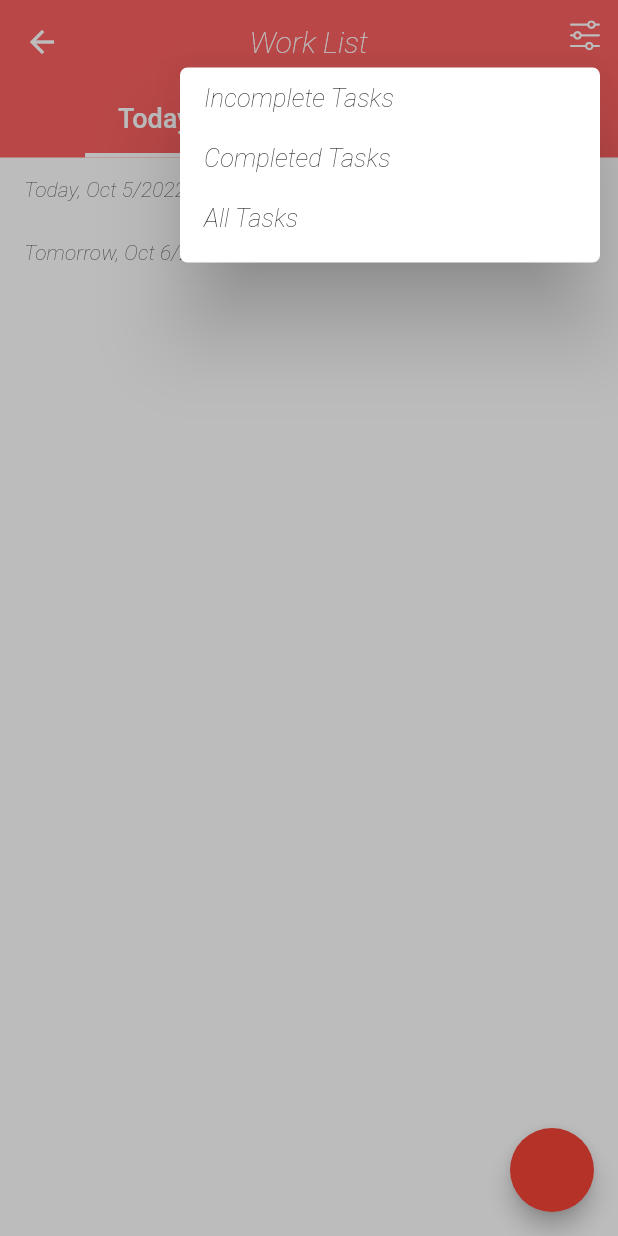
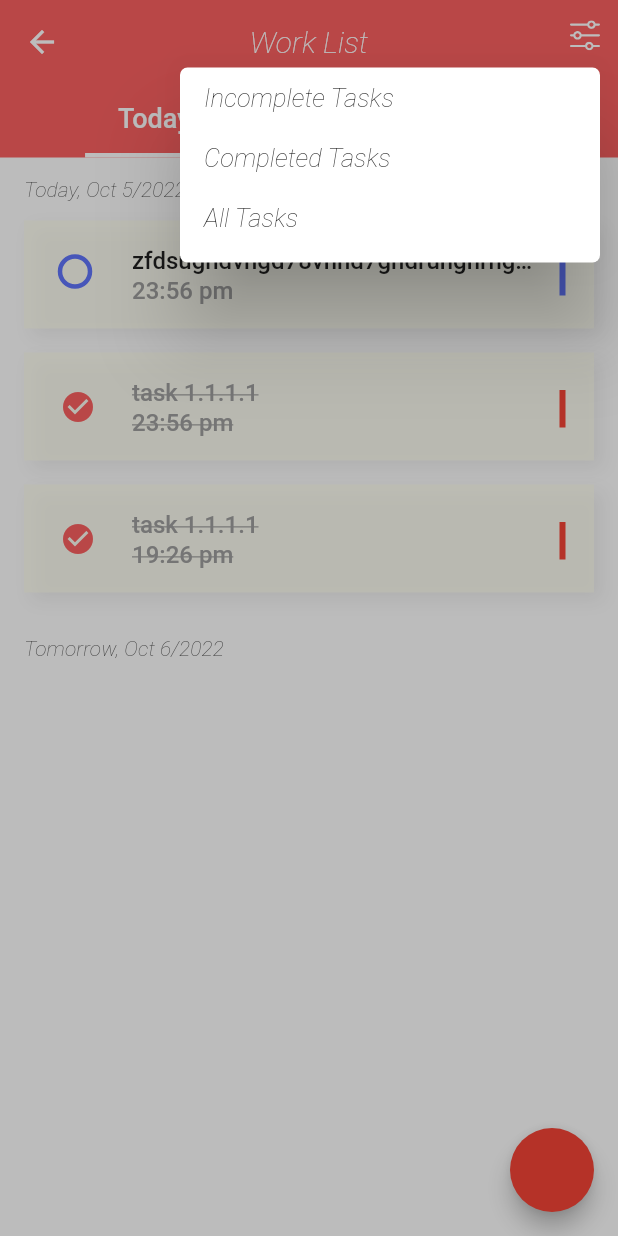
Before and after one commit to storm265/tasker, a Flutter app: the TasksPage screen opened by its route, after a tap on an icon or button, on a phone screen of 412 x 824 dp. Run offline on Flutter 3.47's test engine with Material 2 defaults, Android fonts, the light colour scheme and no system bars; drawn by our look-alikes of flutter_slidable; our stand-ins replace cached_network_image, dio, easy_localization, file_picker, flutter_dotenv, flutter_secure_storage and 4 more; missing offline and left inert: http_proxy, network_info_plus; accounts and stored records are empty.

Commit message:
view task refactor

```diff
--- a/lib/database/data_source/task_data_source.dart
+++ b/lib/database/data_source/task_data_source.dart
@@ -1,6 +1,7 @@
 import 'dart:developer';
 import 'dart:io';
 import 'package:dio/dio.dart';
+import 'package:intl/intl.dart';
 import 'package:todo2/database/database_scheme/task_schemes/task_scheme.dart';
 import 'package:todo2/services/error_service/error_service.dart';
 import 'package:todo2/services/navigation_service/network_error_service.dart';
@@ -26,7 +27,7 @@ abstract class TaskDataSource {
     required String assignedTo,
     required String projectId,
     required String taskId,
-    required String?  dueDate,
+    required String? dueDate,
     List<String>? members,
   });
 
@@ -143,7 +144,7 @@ class TaskDataSourceImpl implements TaskDataSource {
     required String? assignedTo,
     required String projectId,
     required String taskId,
-    required String?  dueDate,
+    required String? dueDate,
     List<String>? members,
   }) async {
     try {
@@ -227,6 +228,9 @@ class TaskDataSourceImpl implements TaskDataSource {
     }
   }
 
+//FAKE data
+  final now = DateFormat('yyyy-MM-dd').format(DateTime.now());
+  final url = 'https://images7.alphacoders.com/522/thumb-1920-522305.jpg';
   @override
   Future<List<dynamic>> fetchUserTasks() async {
     try {
@@ -240,12 +244,13 @@ class TaskDataSourceImpl implements TaskDataSource {
           requestOptions: RequestOptions(path: ''),
           statusCode: 200,
           data: {
-            //2022-10-04
+            //2022-10-05
             "data": [
               {
                 "id": "94f11b2f-c183-48f2-b4c4-ef8321890cf6",
-                "title": "task 1.1.1.2",
-                "due_date": "2022-10-04T23:56:02.394631",
+                "title":
+                    "zfdsughdvhgd78vhnd7ghdruhghrhgrhguhrhgruhruhguhdhguhirghidr5tyvdnvg",
+                "due_date": "${now}T23:56:02.394631",
                 "description": "task1 description",
                 "assigned_to": "d96e5ab4-dc94-4388-8fb4-b9c6153714dd",
                 "is_completed": false,
@@ -262,8 +267,7 @@ class TaskDataSourceImpl implements TaskDataSource {
                   },
                   {
                     "id": "9aefe999-5358-4ee2-a463-e72bfff4dc0a",
-                    "url":
-                        "https://todolist.dev2.cogniteq.com/api/v1/tasks-attachments/9aefe999-5358-4ee2-a463-e72bfff4dc0a",
+                    "url": url,
                     "type": "IMAGE",
                     "task_id": "94f11b2f-c183-48f2-b4c4-ef8321890cf6",
                     "created_at": "2022-07-13T09:28:00.235821"
@@ -274,24 +278,21 @@ class TaskDataSourceImpl implements TaskDataSource {
                     "id": "d0712893-00b7-4658-8227-2957ef11cad0",
                     "email": "andrei.kastsiuk2@cogniteq.com",
                     "username": "andreikastsiuk",
-                    "avatar_url":
-                        "https://todolist.dev2.cogniteq.com/api/v1/users-avatar/d0712893-00b7-4658-8227-2957ef11cad0",
+                    "avatar_url": url,
                     "created_at": "2022-07-13T09:16:30.841251"
                   },
                   {
                     "id": "d96e5ab4-dc94-4388-8fb4-b9c6153714dd",
                     "email": "andrei.kastsiuk3@cogniteq.com",
                     "username": "andreikastsiuk",
-                    "avatar_url":
-                        "https://todolist.dev2.cogniteq.com/api/v1/users-avatar/d96e5ab4-dc94-4388-8fb4-b9c6153714dd",
+                    "avatar_url": url,
                     "created_at": "2022-07-13T09:16:33.113941"
                   },
                   {
                     "id": "4a6af995-3111-4dc6-ab09-a1abc02e7892",
                     "email": "andrei.kastsiuk5@cogniteq.com",
                     "username": "andreikastsiuk",
-                    "avatar_url":
-                        "https://todolist.dev2.cogniteq.com/api/v1/users-avatar/4a6af995-3111-4dc6-ab09-a1abc02e7892",
+                    "avatar_url": url,
                     "created_at": "2022-07-13T09:16:35.924425"
                   }
                 ],
@@ -328,7 +329,7 @@ class TaskDataSourceImpl implements TaskDataSource {
               {
                 "id": "94f11b2f-c183-48f2-b4c4-ef8321890cf6",
                 "title": "task 1.1.1.1",
-                "due_date": "2022-10-04T23:56:02.394631",
+                "due_date": "${now}T23:56:02.394631",
                 "description": "task1 description",
                 "assigned_to": "d96e5ab4-dc94-4388-8fb4-b9c6153714dd",
                 "is_completed": true,
@@ -357,24 +358,21 @@ class TaskDataSourceImpl implements TaskDataSource {
                     "id": "d0712893-00b7-4658-8227-2957ef11cad0",
                     "email": "andrei.kastsiuk2@cogniteq.com",
                     "username": "andreikastsiuk",
-                    "avatar_url":
-                        "https://todolist.dev2.cogniteq.com/api/v1/users-avatar/d0712893-00b7-4658-8227-2957ef11cad0",
+                    "avatar_url": url,
                     "created_at": "2022-07-13T09:16:30.841251"
                   },
                   {
                     "id": "d96e5ab4-dc94-4388-8fb4-b9c6153714dd",
                     "email": "andrei.kastsiuk3@cogniteq.com",
                     "username": "andreikastsiuk",
-                    "avatar_url":
-                        "https://todolist.dev2.cogniteq.com/api/v1/users-avatar/d96e5ab4-dc94-4388-8fb4-b9c6153714dd",
+                    "avatar_url": url,
                     "created_at": "2022-07-13T09:16:33.113941"
                   },
                   {
                     "id": "4a6af995-3111-4dc6-ab09-a1abc02e7892",
                     "email": "andrei.kastsiuk5@cogniteq.com",
                     "username": "andreikastsiuk",
-                    "avatar_url":
-                        "https://todolist.dev2.cogniteq.com/api/v1/users-avatar/4a6af995-3111-4dc6-ab09-a1abc02e7892",
+                    "avatar_url": url,
                     "created_at": "2022-07-13T09:16:35.924425"
                   }
                 ],
@@ -410,7 +408,7 @@ class TaskDataSourceImpl implements TaskDataSource {
               {
                 "id": "94f11b2f-c183-48f2-b4c4-ef8321890cf6",
                 "title": "task 1.1.1.1",
-                "due_date": "2022-10-04T23:56:02.394631",
+                "due_date": "${now}T19:26:02.394631",
                 "description": "task1 description",
                 "assigned_to": "d96e5ab4-dc94-4388-8fb4-b9c6153714dd",
                 "is_completed": true,
@@ -439,24 +437,21 @@ class TaskDataSourceImpl implements TaskDataSource {
                     "id": "d0712893-00b7-4658-8227-2957ef11cad0",
                     "email": "andrei.kastsiuk2@cogniteq.com",
                     "username": "andreikastsiuk",
-                    "avatar_url":
-                        "https://todolist.dev2.cogniteq.com/api/v1/users-avatar/d0712893-00b7-4658-8227-2957ef11cad0",
+                    "avatar_url": url,
                     "created_at": "2022-07-13T09:16:30.841251"
                   },
                   {
                     "id": "d96e5ab4-dc94-4388-8fb4-b9c6153714dd",
                     "email": "andrei.kastsiuk3@cogniteq.com",
                     "username": "andreikastsiuk",
-                    "avatar_url":
-                        "https://todolist.dev2.cogniteq.com/api/v1/users-avatar/d96e5ab4-dc94-4388-8fb4-b9c6153714dd",
+                    "avatar_url": url,
                     "created_at": "2022-07-13T09:16:33.113941"
                   },
                   {
                     "id": "4a6af995-3111-4dc6-ab09-a1abc02e7892",
                     "email": "andrei.kastsiuk5@cogniteq.com",
                     "username": "andreikastsiuk",
-                    "avatar_url":
-                        "https://todolist.dev2.cogniteq.com/api/v1/users-avatar/4a6af995-3111-4dc6-ab09-a1abc02e7892",
+                    "avatar_url": url,
                     "created_at": "2022-07-13T09:16:35.924425"
                   }
                 ],
@@ -464,8 +459,8 @@ class TaskDataSourceImpl implements TaskDataSource {
               },
               {
                 "id": "94f11b2f-c183-48f2-b4c4-ef8321890cf6",
-                "title": "task 1.1.1.1",
-                "due_date": "2025-06-21T23:56:02.394631",
+                "title": "task 1.1.1.434343",
+                "due_date": "${now}T16:22:02.394631",
                 "description": "task1 description",
                 "assigned_to": "d96e5ab4-dc94-4388-8fb4-b9c6153714dd",
                 "is_completed": true,
@@ -494,16 +489,14 @@ class TaskDataSourceImpl implements TaskDataSource {
                     "id": "d0712893-00b7-4658-8227-2957ef11cad0",
                     "email": "andrei.kastsiuk2@cogniteq.com",
                     "username": "andreikastsiuk",
-                    "avatar_url":
-                        "https://todolist.dev2.cogniteq.com/api/v1/users-avatar/d0712893-00b7-4658-8227-2957ef11cad0",
+                    "avatar_url": url,
                     "created_at": "2022-07-13T09:16:30.841251"
                   },
                   {
                     "id": "d96e5ab4-dc94-4388-8fb4-b9c6153714dd",
                     "email": "andrei.kastsiuk3@cogniteq.com",
                     "username": "andreikastsiuk",
-                    "avatar_url":
-                        "https://todolist.dev2.cogniteq.com/api/v1/users-avatar/d96e5ab4-dc94-4388-8fb4-b9c6153714dd",
+                    "avatar_url": url,
                     "created_at": "2022-07-13T09:16:33.113941"
                   },
                   {
@@ -520,7 +513,7 @@ class TaskDataSourceImpl implements TaskDataSource {
               {
                 "id": "94f11b2f-c183-48f2-b4c4-ef8321890cf6",
                 "title": "task 1.1.1.1",
-                "due_date": "2025-06-21T23:56:02.394631",
+                "due_date": "${now}T11:11:02.394631",
                 "description": "task1 description",
                 "assigned_to": "d96e5ab4-dc94-4388-8fb4-b9c6153714dd",
                 "is_completed": true,
@@ -549,24 +542,21 @@ class TaskDataSourceImpl implements TaskDataSource {
                     "id": "d0712893-00b7-4658-8227-2957ef11cad0",
                     "email": "andrei.kastsiuk2@cogniteq.com",
                     "username": "andreikastsiuk",
-                    "avatar_url":
-                        "https://todolist.dev2.cogniteq.com/api/v1/users-avatar/d0712893-00b7-4658-8227-2957ef11cad0",
+                    "avatar_url": url,
                     "created_at": "2022-07-13T09:16:30.841251"
                   },
                   {
                     "id": "d96e5ab4-dc94-4388-8fb4-b9c6153714dd",
                     "email": "andrei.kastsiuk3@cogniteq.com",
                     "username": "andreikastsiuk",
-                    "avatar_url":
-                        "https://todolist.dev2.cogniteq.com/api/v1/users-avatar/d96e5ab4-dc94-4388-8fb4-b9c6153714dd",
+                    "avatar_url": url,
                     "created_at": "2022-07-13T09:16:33.113941"
                   },
                   {
                     "id": "4a6af995-3111-4dc6-ab09-a1abc02e7892",
                     "email": "andrei.kastsiuk5@cogniteq.com",
                     "username": "andreikastsiuk",
-                    "avatar_url":
-                        "https://todolist.dev2.cogniteq.com/api/v1/users-avatar/4a6af995-3111-4dc6-ab09-a1abc02e7892",
+                    "avatar_url": url,
                     "created_at": "2022-07-13T09:16:35.924425"
                   }
                 ],
--- a/lib/presentation/controller/image_picker_controller.dart
+++ b/lib/presentation/controller/image_picker_controller.dart
@@ -100,14 +100,14 @@ class FileController extends ChangeNotifier {
     try {
       FilePickerResult? result = await FilePicker.platform.pickFiles();
 
-      if (result!.files.first.size >= _maxFileSize) {
+      if (result != null && result.files.first.size >= _maxFileSize) {
         result.files.clear();
         throw MessageService.displaySnackbar(
           message: LocaleKeys.file_size_is_too_huge.tr(),
           context: context,
         );
       } else {
-        PlatformFile file = result.files.first;
+        PlatformFile file = result!.files.first;
         return file;
       }
     } catch (e) {
--- a/lib/presentation/pages/menu_pages/floating_button/pages/new_task_page/widgets/description_widgets/description_field_widget.dart
+++ b/lib/presentation/pages/menu_pages/floating_button/pages/new_task_page/widgets/description_widgets/description_field_widget.dart
@@ -29,7 +29,7 @@ class DescriptionFieldWidget extends StatelessWidget {
           DescriptionBoxWidget(
             taskController: taskController,
             hintText: hintText,
-            // LocaleKeys.write_a_comment.tr(),
+
           ),
           //   const AttachementWidget(),
           ValueListenableBuilder<List<PlatformFile>>(
--- a/lib/presentation/pages/menu_pages/floating_button/pages/new_task_page/widgets/panels/user_panel_widget.dart
+++ b/lib/presentation/pages/menu_pages/floating_button/pages/new_task_page/widgets/panels/user_panel_widget.dart
@@ -56,7 +56,6 @@ class UserPanelPickerWidget extends StatelessWidget {
                     subtitle: Text(
                       data.email,
                       style: const TextStyle(
-                        fontSize: 14,
                         fontWeight: FontWeight.w500,
                         color: Colors.black,
                       ),
--- a/lib/presentation/pages/menu_pages/profile/widgets/task_list_widgets/task_list_widget.dart
+++ b/lib/presentation/pages/menu_pages/profile/widgets/task_list_widgets/task_list_widget.dart
@@ -49,10 +49,9 @@ class TaskListWidget extends StatelessWidget {
                         color: Colors.white,
                       ),
                     ),
-                    subtitle:  Text(
+                    subtitle: Text(
                       '999 ${LocaleKeys.tasks.tr()}',
                       style: const TextStyle(
-                        fontSize: 14,
                         fontStyle: FontStyle.normal,
                         color: Colors.white,
                         fontWeight: FontWeight.w500,
--- a/lib/presentation/pages/menu_pages/task/tasks_widgets/calendar_lib/week_view.dart
+++ b/lib/presentation/pages/menu_pages/task/tasks_widgets/calendar_lib/week_view.dart
@@ -55,7 +55,6 @@ class WeekView extends StatelessWidget {
                   child: Text(
                     '${date.day}',
                     style: TextStyle(
-                      fontSize: 14,
                       fontWeight: FontWeight.w500,
                       color: isSelected || isToday
                           ? theme.colorScheme.onPrimary
--- a/lib/presentation/pages/menu_pages/task/tasks_widgets/calendar_lib/widget.dart
+++ b/lib/presentation/pages/menu_pages/task/tasks_widgets/calendar_lib/widget.dart
@@ -228,7 +228,6 @@ List<String>.generate(7, (index) {
                           .format(_monthRangeList[value].firstDay)
                           .toUpperCase(),
                       style: const TextStyle(
-                        fontSize: 14,
                         fontWeight: FontWeight.w200,
                         fontStyle: FontStyle.italic,
                       ),
--- a/lib/presentation/pages/menu_pages/task/view_task/widgets/icon_panel.dart
+++ b/lib/presentation/pages/menu_pages/task/view_task/widgets/icon_panel.dart
@@ -16,9 +16,7 @@ class IconPanelWidget extends StatelessWidget {
           icon: const Icon(Icons.close),
         ),
         IconButton(
-          onPressed: () async {
-            showDetailedOptions(context);
-          },
+          onPressed: () async => await showDetailedOptions(context),
           icon: SvgPicture.asset(AssetsPath.settingsIconPath),
         ),
       ],
```
Also changed, not shown: lib/presentation/pages/menu_pages/floating_button/pages/new_task_page/widgets/description_widgets/description_box_widget.dart (+5 -5 lines), lib/presentation/pages/menu_pages/floating_button/pages/new_task_page/widgets/for_in_field_widget.dart (+4 -6 lines), lib/presentation/pages/menu_pages/task/view_task/atachment_message_widget.dart (+15 -20 lines), lib/presentation/pages/menu_pages/task/view_task/view_task.dart (+16 -8 lines), lib/presentation/pages/menu_pages/task/view_task/widgets/detailted_options_dialog.dart (+17 -16 lines), lib/presentation/pages/menu_pages/task/view_task/widgets/items_widget.dart (+9 -5 lines).
